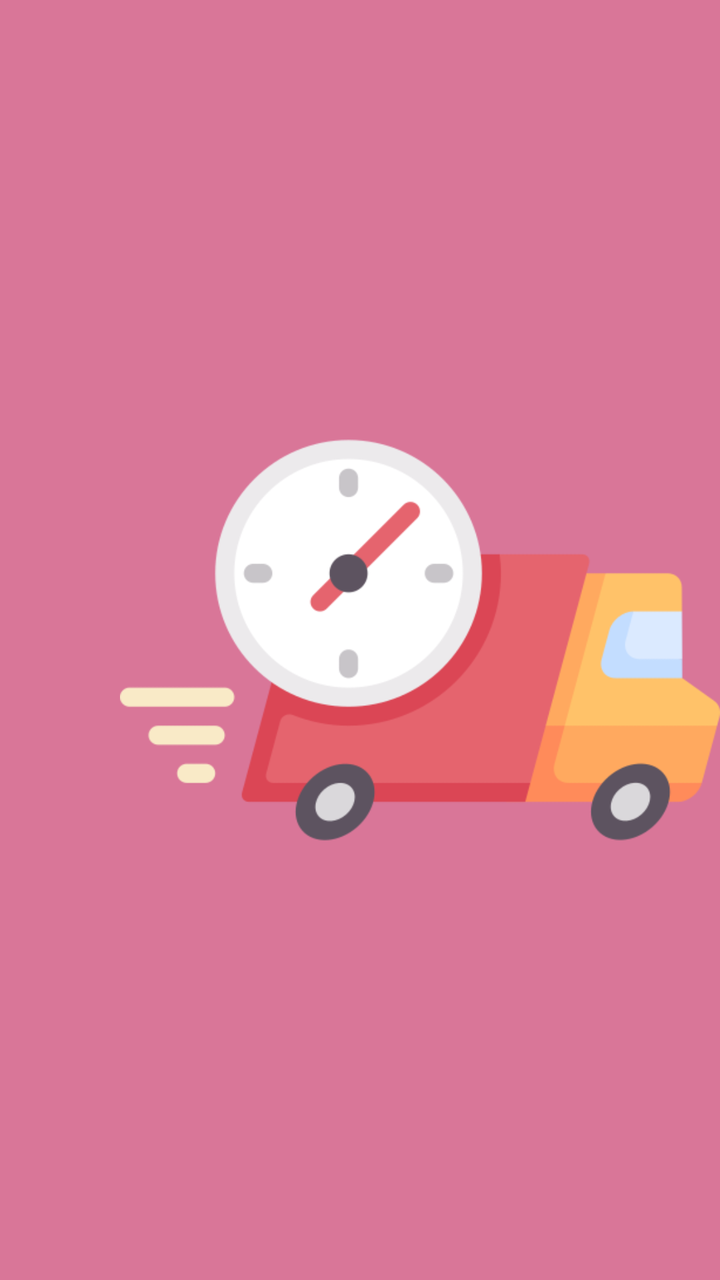
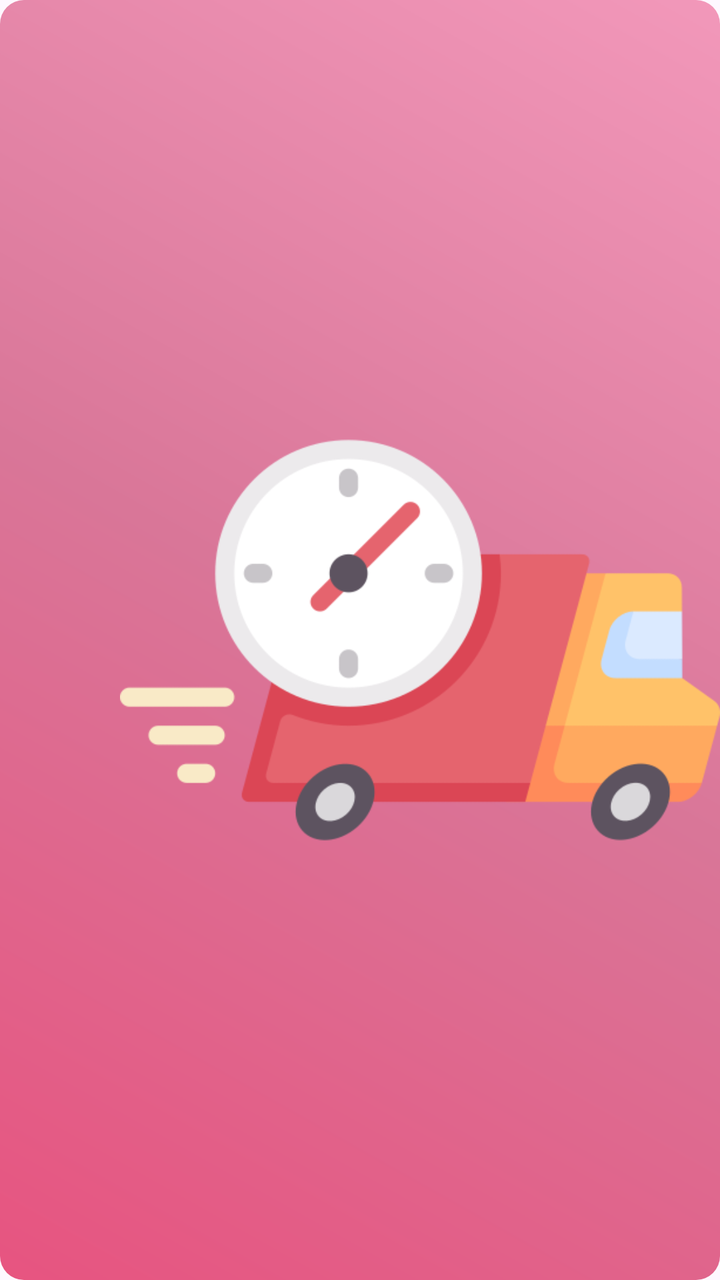

Compare the two renders of this Android layout. The source of the first and the diff that turns it into the second are given below.
<!-- AndroidManifest.xml: application theme Theme.MakeupProject -->
<!-- res/layout/activity_delivery.xml -->
<?xml version="1.0" encoding="utf-8"?>
<androidx.appcompat.widget.LinearLayoutCompat xmlns:android="http://schemas.android.com/apk/res/android"
    xmlns:app="http://schemas.android.com/apk/res-auto"
    xmlns:tools="http://schemas.android.com/tools"
    android:id="@+id/main"
    android:layout_width="match_parent"
    android:layout_height="match_parent"
    tools:context=".Delivery"
    android:background="@color/pink3">

    <ImageView
        android:layout_width="300dp"
        android:layout_height="300dp"
        android:src="@drawable/fast"
        android:layout_gravity="center"
        android:layout_marginLeft="60dp"
        />
</androidx.appcompat.widget.LinearLayoutCompat>
<!-- resources referenced by this layout -->
<resources>
  <color name="pink3">#D97698</color>
  <!-- drawable fast: png bitmap (drawable, 24718 bytes) -->
  <style name="Theme.MakeupProject" parent="Base.Theme.MakeupProject" />
  <style name="Base.Theme.MakeupProject" parent="Theme.AppCompat.NoActionBar">
          
          
      </style>
</resources>

<!-- the commit's change to res/layout/activity_delivery.xml (unified diff, before → after) -->
@@ -6,7 +6,7 @@
     android:layout_width="match_parent"
     android:layout_height="match_parent"
     tools:context=".Delivery"
-    android:background="@color/pink3">
+    android:background="@drawable/button">
 
     <ImageView
         android:layout_width="300dp"
<!-- resource entries referenced after the edit -->
@@ -1,9 +1,20 @@
 <!-- resources referenced by this layout -->
 <resources>
+  <!-- drawable button (drawable) -->
+  <?xml version="1.0" encoding="utf-8"?>
+  <shape xmlns:android="http://schemas.android.com/apk/res/android" >
+      <gradient
+          android:startColor="@color/pink"
+          android:centerColor="@color/pink3"
+          android:endColor="#F298BA"
+          android:angle="45" />
+      <corners android:radius="12dp" />
+  </shape>
   <color name="pink3">#D97698</color>
   <!-- drawable fast: png bitmap (drawable, 24718 bytes) -->
   <style name="Theme.MakeupProject" parent="Base.Theme.MakeupProject" />
-  <style name="Base.Theme.MakeupProject" parent="Theme.AppCompat.NoActionBar">
+  <color name="pink">#E75480</color>
+  <style name="Base.Theme.MakeupProject" parent="Theme.Material3.DayNight.NoActionBar">
           
           
       </style>
